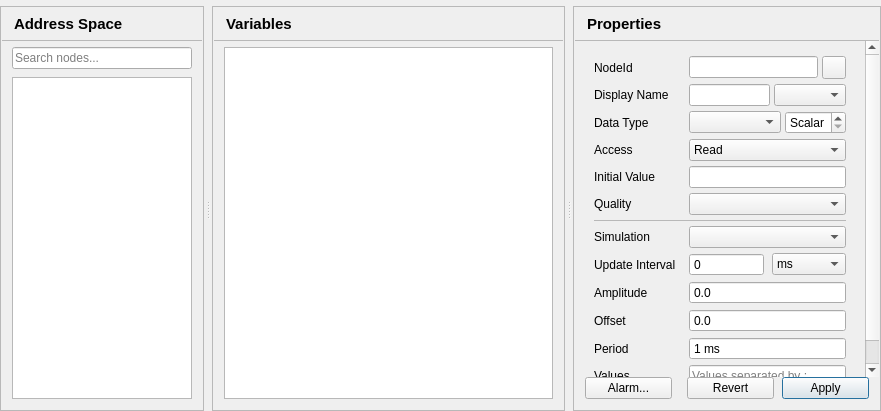
This is src/ui/pages/objectspage.ui in sanny32/OpenUaSim as Qt 5 draws it before an edit. The edited form follows.
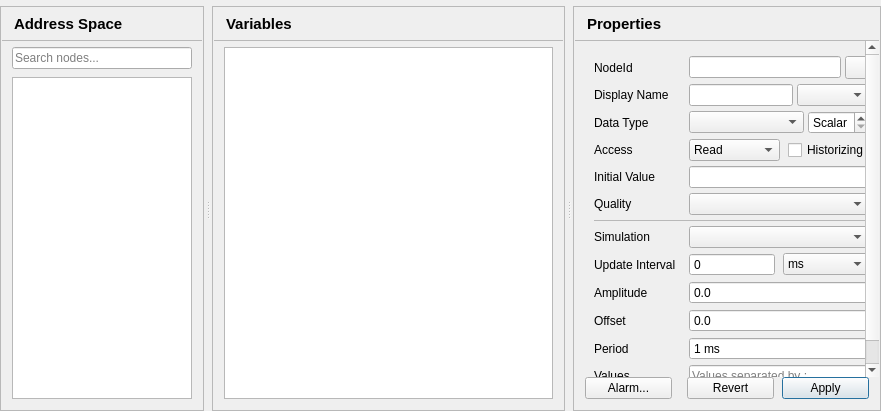
This is the edited form.

Commit message:
Add variable historizing with an in-memory value history
Variables get a Historizing flag that records their values for clients to
read with HistoryRead. HistoryStore keeps the history in memory, bounded by
a value count per variable and an optional retention time set in Server
Settings. Every variable of the default project historizes.

Patch:
```diff
--- a/src/ui/pages/objectspage.ui
+++ b/src/ui/pages/objectspage.ui
@@ -542,7 +542,18 @@
                </widget>
               </item>
               <item row="3" column="1">
+               <layout class="QHBoxLayout" name="accessLayout">
+                <property name="spacing">
+                 <number>8</number>
+                </property>
+                <item>
                <widget class="QComboBox" name="accessCombo">
+                  <property name="sizePolicy">
+                   <sizepolicy hsizetype="Expanding" vsizetype="Fixed">
+                    <horstretch>1</horstretch>
+                    <verstretch>0</verstretch>
+                   </sizepolicy>
+                  </property>
                 <item>
                  <property name="text">
                   <string>Read</string>
@@ -559,6 +570,18 @@
                  </property>
                 </item>
                </widget>
+                </item>
+                <item>
+                 <widget class="QCheckBox" name="historizingCheck">
+                  <property name="text">
+                   <string>Historizing</string>
+                  </property>
+                  <property name="toolTip">
+                   <string>Keep the recent values in memory for clients that read the history; Server Settings limit how many</string>
+                  </property>
+                 </widget>
+                </item>
+               </layout>
               </item>
               <item row="4" column="0">
                <widget class="QLabel" name="initialValueLabel">
```
Lines whose indentation alone changed are shown as unchanged. The commit also changes 37 other files.
